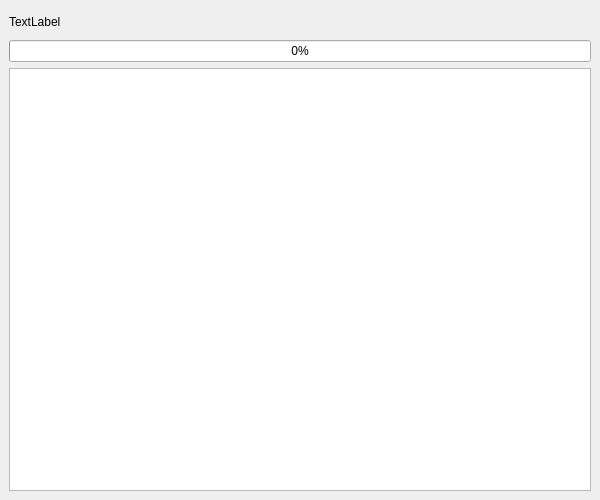
Qt form updater/task_updater.ui (dbkblk/rand_launcher) before a commit.
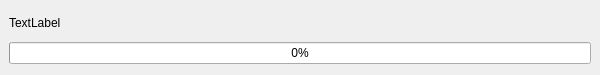
The same form after that commit.

Commit message: Reworked updater to support rsync

```diff
--- a/updater/task_updater.ui
+++ b/updater/task_updater.ui
@@ -7,7 +7,7 @@
     <x>0</x>
     <y>0</y>
     <width>600</width>
-    <height>500</height>
+    <height>75</height>
    </rect>
   </property>
   <property name="sizePolicy">
@@ -16,6 +16,18 @@
     <verstretch>0</verstretch>
    </sizepolicy>
   </property>
+  <property name="minimumSize">
+   <size>
+    <width>600</width>
+    <height>75</height>
+   </size>
+  </property>
+  <property name="maximumSize">
+   <size>
+    <width>600</width>
+    <height>75</height>
+   </size>
+  </property>
   <property name="windowTitle">
    <string>Module updater</string>
   </property>
@@ -50,26 +62,6 @@
       </property>
      </widget>
     </item>
-    <item>
-     <widget class="QTextEdit" name="console_output">
-      <property name="autoFormatting">
-       <set>QTextEdit::AutoAll</set>
-      </property>
-      <property name="readOnly">
-       <bool>true</bool>
-      </property>
-      <property name="html">
-       <string notr="true">&lt;!DOCTYPE HTML PUBLIC &quot;-//W3C//DTD HTML 4.0//EN&quot; &quot;http://www.w3.org/TR/REC-html40/strict.dtd&quot;&gt;
-&lt;html&gt;&lt;head&gt;&lt;meta name=&quot;qrichtext&quot; content=&quot;1&quot; /&gt;&lt;style type=&quot;text/css&quot;&gt;
-p, li { white-space: pre-wrap; }
-&lt;/style&gt;&lt;/head&gt;&lt;body style=&quot; font-family:'MS Shell Dlg 2'; font-size:8.25pt; font-weight:400; font-style:normal;&quot;&gt;
-&lt;p style=&quot;-qt-paragraph-type:empty; margin-top:0px; margin-bottom:0px; margin-left:0px; margin-right:0px; -qt-block-indent:0; text-indent:0px; font-size:8pt;&quot;&gt;&lt;br /&gt;&lt;/p&gt;&lt;/body&gt;&lt;/html&gt;</string>
-      </property>
-      <property name="textInteractionFlags">
-       <set>Qt::NoTextInteraction</set>
-      </property>
-     </widget>
-    </item>
    </layout>
   </widget>
  </widget>
```
The commit also changes 17 other files.
